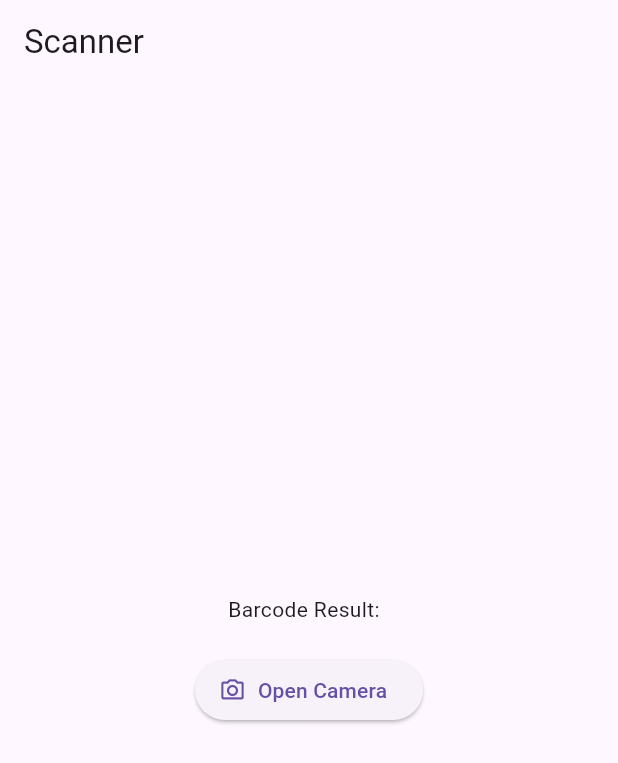
After one commit to william-franco/barcode-scanner-app, a Flutter app: the ResultScannerView screen opened by its route, on a phone screen of 412 x 824 dp. The commit adds this screen. Shown: the top 763 px of the screen. Run offline on Flutter 3.47's test engine with Material 3 defaults, Android fonts, the phone set to English and light mode, and no system bars; our stand-ins replace get_it, go_router, shared_preferences; missing offline and left inert: mobile_scanner; accounts and stored records are empty; statements that could not run were skipped.

Commit message:
:white_check_mark: Adicionado feature scanner

```diff
--- a/lib/src/common/constants/constants.dart
+++ b/lib/src/common/constants/constants.dart
@@ -6,6 +6,6 @@ class Constants {
 
   static const String pathChannel = String.fromEnvironment(
     'pathChannel',
-    defaultValue: 'br.com.williamfranco.decibel_monitor/decibel',
+    defaultValue: 'br.com.williamfranco.barcode_scanner_app/camera',
   );
 }
--- a/lib/src/common/routes/routes.dart
+++ b/lib/src/common/routes/routes.dart
@@ -1,4 +1,5 @@
 import 'package:barcode_scanner_app/src/features/permission/routes/permission_routes.dart';
+import 'package:barcode_scanner_app/src/features/scanner/routes/scanner_routes.dart';
 import 'package:go_router/go_router.dart';
 
 class Routes {
@@ -7,7 +8,7 @@ class Routes {
     initialLocation: PermissionRoutes.permisson,
     routes: [
       ...PermissionRoutes.routes,
-      // ...DecibelRoutes.routes,
+      ...ScannerRoutes.routes,
       // ...SettingRoutes.routes,
     ],
   );
--- a/lib/src/features/permission/views/permission_view.dart
+++ b/lib/src/features/permission/views/permission_view.dart
@@ -1,6 +1,7 @@
 import 'package:barcode_scanner_app/src/common/dependency_injectors/dependency_injector.dart';
 import 'package:barcode_scanner_app/src/features/permission/controllers/permission_controller.dart';
 import 'package:barcode_scanner_app/src/features/permission/models/permission_model.dart';
+import 'package:barcode_scanner_app/src/features/scanner/routes/scanner_routes.dart';
 import 'package:flutter/material.dart';
 import 'package:go_router/go_router.dart';
 
@@ -25,7 +26,7 @@ class _PermissionViewState extends State<PermissionView> {
 
   void _checkPermissionState() {
     if (permissionController.value.isGranted) {
-      // context.go(DecibelRoutes.decibel);
+      context.go(ScannerRoutes.resultScanner);
     }
   }
 
--- /dev/null
+++ b/lib/src/features/scanner/controllers/scanner_controller.dart
@@ -0,0 +1,19 @@
+import 'package:barcode_scanner_app/src/features/scanner/models/scanner_model.dart';
+import 'package:flutter/material.dart';
+
+typedef _Controller = ValueNotifier<ScannerModel>;
+
+abstract interface class ScannerController extends _Controller {
+  ScannerController() : super(ScannerModel());
+
+  void updateValue(String result);
+}
+
+class ScannerControllerImpl extends _Controller implements ScannerController {
+  ScannerControllerImpl() : super(ScannerModel());
+
+  @override
+  void updateValue(String result) {
+    value = ScannerModel(scannedValue: result);
+  }
+}
--- /dev/null
+++ b/lib/src/features/scanner/models/scanner_model.dart
@@ -0,0 +1,7 @@
+class ScannerModel {
+  String scannedValue;
+
+  ScannerModel({
+    this.scannedValue = '',
+  });
+}
--- /dev/null
+++ b/lib/src/features/scanner/routes/scanner_routes.dart
@@ -0,0 +1,24 @@
+import 'package:barcode_scanner_app/src/features/scanner/views/camera_scanner_view.dart';
+import 'package:barcode_scanner_app/src/features/scanner/views/result_scanner_view.dart';
+import 'package:flutter/material.dart';
+import 'package:go_router/go_router.dart';
+
+class ScannerRoutes {
+  static const String resultScanner = '/result-scanner';
+  static const String cameraScanner = '/camera-scanner';
+
+  static final List<GoRoute> routes = [
+    GoRoute(
+      path: resultScanner,
+      pageBuilder: (context, state) => const MaterialPage(
+        child: ResultScannerView(),
+      ),
+    ),
+    GoRoute(
+      path: cameraScanner,
+      pageBuilder: (context, state) => const MaterialPage(
+        child: CameraScannerView(),
+      ),
+    ),
+  ];
+}
--- /dev/null
+++ b/lib/src/features/scanner/views/result_scanner_view.dart
@@ -0,0 +1,65 @@
+import 'package:barcode_scanner_app/src/common/dependency_injectors/dependency_injector.dart';
+import 'package:barcode_scanner_app/src/features/scanner/controllers/scanner_controller.dart';
+import 'package:barcode_scanner_app/src/features/scanner/models/scanner_model.dart';
+import 'package:barcode_scanner_app/src/features/scanner/routes/scanner_routes.dart';
+import 'package:flutter/material.dart';
+import 'package:go_router/go_router.dart';
+
+class ResultScannerView extends StatefulWidget {
+  const ResultScannerView({super.key});
+
+  @override
+  State<ResultScannerView> createState() => _ResultScannerViewState();
+}
+
+class _ResultScannerViewState extends State<ResultScannerView> {
+  late final ScannerController scannerController;
+
+  @override
+  void initState() {
+    super.initState();
+    scannerController = locator<ScannerController>();
+  }
+
+  @override
+  Widget build(BuildContext context) {
+    return Scaffold(
+      appBar: AppBar(
+        centerTitle: false,
+        title: const Text('Scanner'),
+      ),
+      body: Center(
+        child: Column(
+          mainAxisAlignment: MainAxisAlignment.center,
+          children: [
+            ValueListenableBuilder<ScannerModel>(
+              valueListenable: scannerController,
+              builder: (context, model, child) {
+                debugPrint('Barcode Result: ${model.scannedValue}');
+                return SelectableText('Barcode Result: ${model.scannedValue}');
+              },
+            ),
+            const SizedBox(height: 20),
+            ElevatedButton.icon(
+              label: const Text('Open Camera'),
+              icon: const Icon(Icons.camera_alt_outlined),
+              onPressed: () async {
+                await _openCameraScannerView(context);
+              },
+            )
+          ],
+        ),
+      ),
+    );
+  }
+
+  Future<void> _openCameraScannerView(BuildContext context) async {
+    final String? result = await context.push(ScannerRoutes.cameraScanner);
+
+    // When a BuildContext is used from a StatefulWidget, the mounted property
+    // must be checked after an asynchronous gap.
+    if (!context.mounted) return;
+
+    scannerController.updateValue(result ?? '');
+  }
+}
```
Also changed, not shown: lib/src/common/dependency_injectors/dependency_injector.dart (+8 -0 lines), lib/src/features/scanner/views/camera_scanner_view.dart (added, +110 -0 lines), lib/src/features/scanner/widgets/barcode_overlay_widget.dart (added, +62 -0 lines), lib/src/features/scanner/widgets/border_paint_widget.dart (added, +93 -0 lines).
